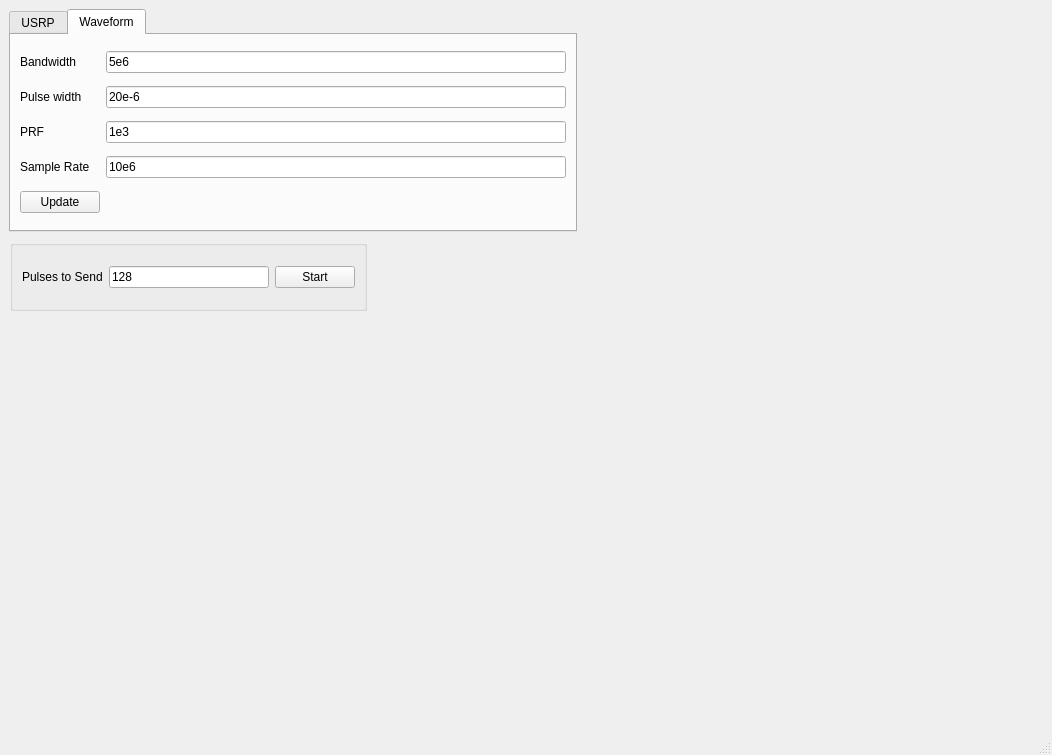
Before: the Qt Designer form ui/radar_window.ui in ShaneFlandermeyer/uhd-radar, drawn with Qt 5.
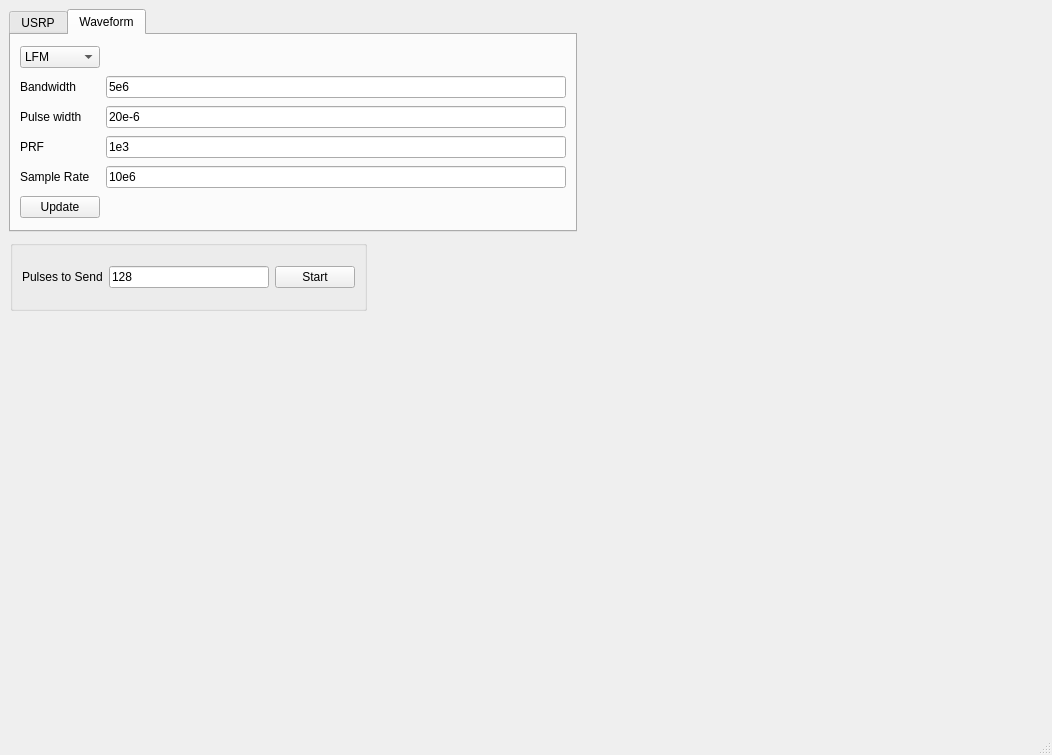
After: the same form once the commit is applied. The open tabs and pages were chosen to show the change.

Commit message: Added automatic USRP/waveform init on start button press

Patch:
```diff
--- a/ui/radar_window.ui
+++ b/ui/radar_window.ui
@@ -2,6 +2,9 @@
 <ui version="4.0">
  <class>RadarWindow</class>
  <widget class="QMainWindow" name="RadarWindow">
+  <property name="enabled">
+   <bool>true</bool>
+  </property>
   <property name="geometry">
    <rect>
     <x>0</x>
@@ -202,49 +205,49 @@
       <string>Waveform</string>
      </attribute>
      <layout class="QGridLayout" name="gridLayout">
-      <item row="2" column="1">
-       <widget class="QLineEdit" name="prf">
-        <property name="text">
-         <string>1e3</string>
-        </property>
-       </widget>
-      </item>
-      <item row="0" column="1">
+      <item row="1" column="1">
        <widget class="QLineEdit" name="bandwidth">
         <property name="text">
          <string>5e6</string>
         </property>
        </widget>
       </item>
-      <item row="1" column="1">
-       <widget class="QLineEdit" name="pulse_width">
-        <property name="text">
-         <string>20e-6</string>
-        </property>
-       </widget>
-      </item>
-      <item row="2" column="0">
+      <item row="3" column="0">
        <widget class="QLabel" name="label_13">
         <property name="text">
          <string>PRF</string>
         </property>
        </widget>
       </item>
-      <item row="3" column="0">
-       <widget class="QLabel" name="label_14">
-        <property name="text">
-         <string>Sample Rate</string>
-        </property>
-       </widget>
-      </item>
-      <item row="0" column="0">
+      <item row="1" column="0">
        <widget class="QLabel" name="label_11">
         <property name="text">
          <string>Bandwidth</string>
         </property>
        </widget>
       </item>
-      <item row="1" column="0">
+      <item row="2" column="1">
+       <widget class="QLineEdit" name="pulse_width">
+        <property name="text">
+         <string>20e-6</string>
+        </property>
+       </widget>
+      </item>
+      <item row="5" column="0">
+       <widget class="QPushButton" name="waveform_update_button">
+        <property name="text">
+         <string>Update</string>
+        </property>
+       </widget>
+      </item>
+      <item row="4" column="0">
+       <widget class="QLabel" name="label_14">
+        <property name="text">
+         <string>Sample Rate</string>
+        </property>
+       </widget>
+      </item>
+      <item row="2" column="0">
        <widget class="QLabel" name="label_12">
         <property name="text">
          <string>Pulse width</string>
@@ -252,17 +255,26 @@
        </widget>
       </item>
       <item row="3" column="1">
+       <widget class="QLineEdit" name="prf">
+        <property name="text">
+         <string>1e3</string>
+        </property>
+       </widget>
+      </item>
+      <item row="4" column="1">
        <widget class="QLineEdit" name="samp_rate">
         <property name="text">
          <string>10e6</string>
         </property>
        </widget>
       </item>
-      <item row="4" column="0">
-       <widget class="QPushButton" name="waveform_update_button">
-        <property name="text">
-         <string>Update</string>
-        </property>
+      <item row="0" column="0">
+       <widget class="QComboBox" name="comboBox">
+        <item>
+         <property name="text">
+          <string>LFM</string>
+         </property>
+        </item>
        </widget>
       </item>
      </layout>
```
Left out of the diff: 6 changed lines with no effect on the pictures. The commit also changes 2 other files.
